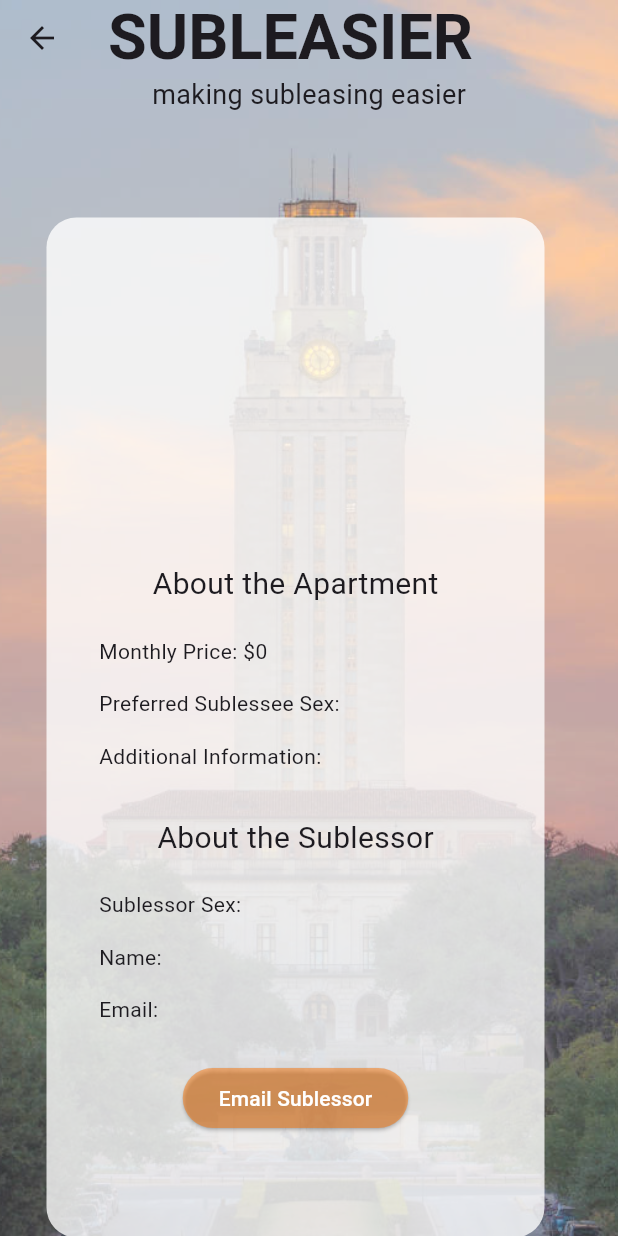
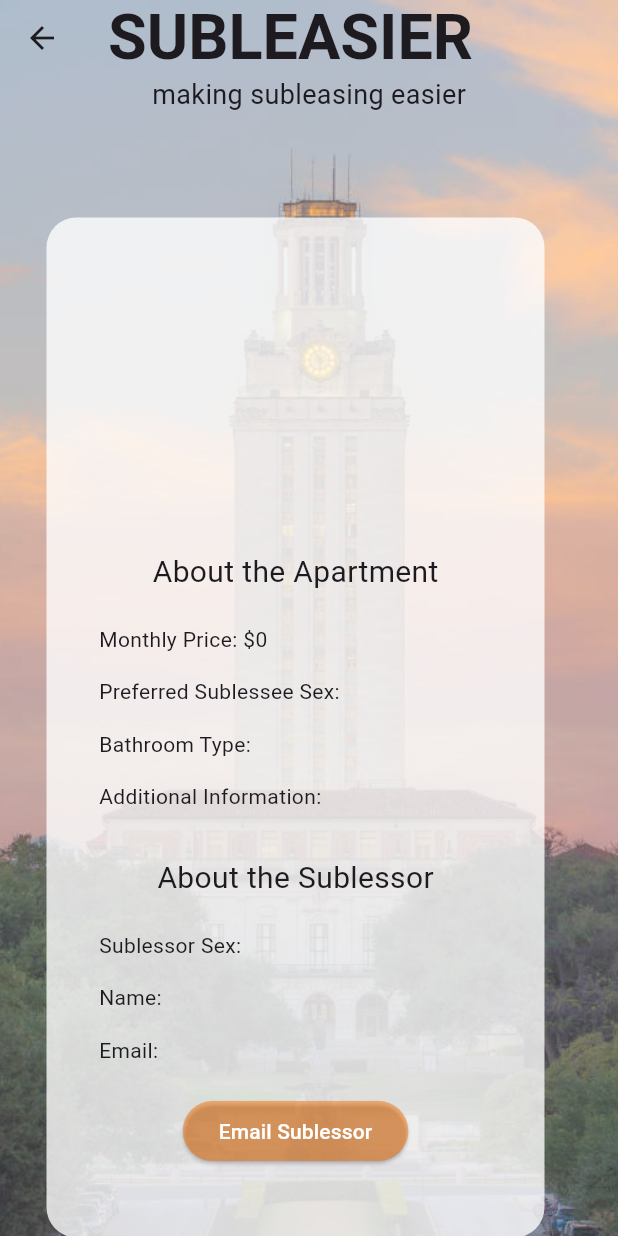
Before and after one commit to siddhi-bansal/subleasier, a Flutter app: the IndividualPosting screen opened directly with empty values, on a phone screen of 412 x 824 dp. Run offline on Flutter 3.47's test engine with Material 3 defaults, Android fonts, the phone set to English and light mode, and no system bars; our stand-ins replace cloud_firestore, firebase_core, firebase_storage, image_picker; accounts and stored records are empty.

Commit message:
added bathroom type field to individual posting

```diff
--- a/lib/sublessee/individual_posting.dart
+++ b/lib/sublessee/individual_posting.dart
@@ -65,7 +65,7 @@ class IndividualPosting extends StatelessWidget {
                         itemCount: posting['images'].length,
                         itemBuilder: (context, index) {
                           return Padding(
-                            padding: const EdgeInsets.only(top: 20, left: 20, right: 20, bottom: 10),
+                            padding: const EdgeInsets.only(top: 20, left: 20, right: 20, bottom: 7),
                             child: Image.network(
                             posting['images'][index],
                             fit: BoxFit.cover,
@@ -78,7 +78,7 @@ class IndividualPosting extends StatelessWidget {
                         const Text('Swipe to see more images'),
                         const SizedBox(height: 10),
                       ],
-                      const SizedBox(height: 15),
+                      const SizedBox(height: 7),
                       const Text('About the Apartment', style: TextStyle(fontSize: 20)),
                       const SizedBox(height: 20),
                       Container(
@@ -91,6 +91,12 @@ class IndividualPosting extends StatelessWidget {
                         alignment: Alignment.centerLeft,
                         padding: const EdgeInsets.only(left: 35, right: 35),
                         child: Text('Preferred Sublessee Sex: ${posting['preferred_sublessee_sex']}')
+                      ),
+                      const SizedBox(height: 15),
+                      Container(
+                        alignment: Alignment.centerLeft,
+                        padding: const EdgeInsets.only(left: 35, right: 35),
+                        child: Text('Bathroom Type: ${posting['bathroom_type']}')
                       ),
                       const SizedBox(height: 15),
                       Container(
@@ -118,7 +124,7 @@ class IndividualPosting extends StatelessWidget {
                         padding: const EdgeInsets.only(left: 35, right: 35),
                         child: Text('Email: ${posting['email']}')
                       ),
-                      const SizedBox(height: 25),
+                      const SizedBox(height: 20),
                       ElevatedButton(
                         style: ButtonStyle(
                           backgroundColor: WidgetStateProperty.all<
@@ -129,8 +135,7 @@ class IndividualPosting extends StatelessWidget {
                           sendEmail(posting['email']);
                         },
                         child: const Text('Email Sublessor', style: TextStyle(color: Colors.white)),
-                      ),
-                      const SizedBox(height: 30)
+                      )
                       ],
                     )
                 )
```
